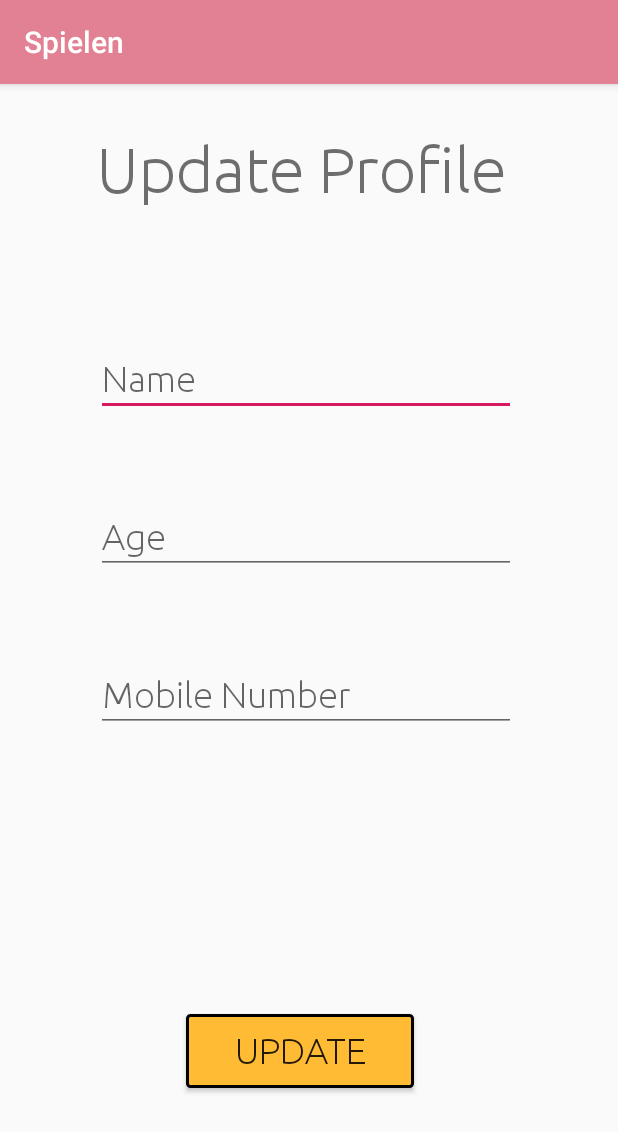
After one commit to rahul0101/Spielen, an Android app: the EditProfileActivity screen opened directly, with no data from a screen before it, on a phone screen of 412 x 824 dp. The commit adds this screen. Shown: the top 1132 px of the screen. Run offline under Robolectric (Android 15) with nearby library versions, the phone set to English and light mode, and no system bars.

Commit message:
Add edit profile activity

```diff
--- a/app/src/main/AndroidManifest.xml
+++ b/app/src/main/AndroidManifest.xml
@@ -9,7 +9,8 @@
         android:roundIcon="@mipmap/ic_launcher_round"
         android:supportsRtl="true"
         android:theme="@style/AppTheme">
-        <activity android:name=".AddEventActivity"></activity>
+        <activity android:name=".EditProfileActivity"></activity>
+        <activity android:name=".AddEventActivity" />
         <activity
             android:name=".HomeActivity"
             android:label="@string/title_activity_home" />
--- /dev/null
+++ b/app/src/main/java/com/example/spielen/EditProfileActivity.java
@@ -0,0 +1,14 @@
+package com.example.spielen;
+
+import androidx.appcompat.app.AppCompatActivity;
+
+import android.os.Bundle;
+
+public class EditProfileActivity extends AppCompatActivity {
+
+    @Override
+    protected void onCreate(Bundle savedInstanceState) {
+        super.onCreate(savedInstanceState);
+        setContentView(R.layout.activity_edit_profile);
+    }
+}
--- a/app/src/main/java/com/example/spielen/ui/profile/ProfileFragment.java
+++ b/app/src/main/java/com/example/spielen/ui/profile/ProfileFragment.java
@@ -1,5 +1,6 @@
 package com.example.spielen.ui.profile;
 
+import android.content.Intent;
 import android.os.Bundle;
 import android.view.LayoutInflater;
 import android.view.View;
@@ -15,9 +16,12 @@ import androidx.lifecycle.Observer;
 import androidx.lifecycle.ViewModelProviders;
 
 import com.bumptech.glide.Glide;
+import com.example.spielen.AddEventActivity;
+import com.example.spielen.EditProfileActivity;
 import com.example.spielen.R;
 import com.google.android.gms.tasks.OnCompleteListener;
 import com.google.android.gms.tasks.Task;
+import com.google.android.material.floatingactionbutton.FloatingActionButton;
 import com.google.firebase.auth.FirebaseAuth;
 import com.google.firebase.auth.FirebaseUser;
 import com.google.firebase.firestore.DocumentSnapshot;
@@ -30,6 +34,7 @@ public class ProfileFragment extends Fragment {
     private ProfileViewModel profileViewModel;
     FirebaseUser user = FirebaseAuth.getInstance().getCurrentUser();
     ImageView imageView;
+    FloatingActionButton fab;
     FirebaseStorage storage = FirebaseStorage.getInstance();
     StorageReference storageRef = storage.getReferenceFromUrl("gs://spielen-9b364.appspot.com");
     TextView name,age,email,phone;
@@ -44,6 +49,7 @@ public class ProfileFragment extends Fragment {
         phone = root.findViewById(R.id.textViewPhone);
         name = root.findViewById(R.id.textViewName);
         email = root.findViewById(R.id.textViewEmail);
+        fab = root.findViewById(R.id.floatingActionButton);
 
         rootRef.collection("user_data").document(user.getEmail()).get().addOnCompleteListener(new OnCompleteListener<DocumentSnapshot>() {
             @Override
@@ -60,6 +66,12 @@ public class ProfileFragment extends Fragment {
             }
         });
 
+        fab.setOnClickListener(new View.OnClickListener() {
+            @Override
+            public void onClick(View v) {
+                startActivity(new Intent(getContext(), EditProfileActivity.class));
+            }
+        });
 
         return root;
     }
--- /dev/null
+++ b/app/src/main/res/layout/activity_edit_profile.xml
@@ -0,0 +1,90 @@
+<?xml version="1.0" encoding="utf-8"?>
+<androidx.constraintlayout.widget.ConstraintLayout xmlns:android="http://schemas.android.com/apk/res/android"
+    xmlns:app="http://schemas.android.com/apk/res-auto"
+    xmlns:tools="http://schemas.android.com/tools"
+    android:layout_width="match_parent"
+    android:layout_height="match_parent"
+    tools:context=".EditProfileActivity">
+
+    <TextView
+        android:id="@+id/updateProfileTextView"
+        android:layout_width="284dp"
+        android:layout_height="60dp"
+        android:layout_marginTop="32dp"
+        android:fontFamily="@font/ubuntu_light"
+        android:text="Update Profile"
+        android:textAppearance="@style/TextAppearance.AppCompat.Display4"
+        android:textColor="@color/common_google_signin_btn_text_light"
+        android:textSize="42sp"
+        app:layout_constraintEnd_toEndOf="parent"
+        app:layout_constraintHorizontal_bias="0.5"
+        app:layout_constraintStart_toStartOf="parent"
+        app:layout_constraintTop_toTopOf="parent" />
+
+    <EditText
+        android:id="@+id/editTextName2"
+        android:layout_width="wrap_content"
+        android:layout_height="wrap_content"
+        android:layout_marginStart="64dp"
+        android:layout_marginTop="80dp"
+
+        android:ems="10"
+        android:fontFamily="@font/ubuntu_light"
+        android:hint="Name"
+        android:inputType="textPersonName"
+        android:textSize="24sp"
+        app:layout_constraintEnd_toEndOf="parent"
+        app:layout_constraintHorizontal_bias="0.0"
+        app:layout_constraintStart_toStartOf="parent"
+        app:layout_constraintTop_toBottomOf="@+id/updateProfileTextView" />
+
+    <EditText
+        android:id="@+id/editTextPhone2"
+        android:layout_width="wrap_content"
+        android:layout_height="wrap_content"
+        android:layout_marginStart="64dp"
+        android:layout_marginTop="56dp"
+        android:ems="10"
+        android:fontFamily="@font/ubuntu_light"
+        android:hint="Mobile Number"
+        android:inputType="phone"
+        android:textSize="24sp"
+        app:layout_constraintEnd_toEndOf="parent"
+        app:layout_constraintHorizontal_bias="0.0"
+        app:layout_constraintStart_toStartOf="parent"
+        app:layout_constraintTop_toBottomOf="@+id/editTextAge2" />
+
+    <EditText
+        android:id="@+id/editTextAge2"
+        android:layout_width="wrap_content"
+        android:layout_height="wrap_content"
+        android:layout_marginStart="64dp"
+        android:layout_marginTop="56dp"
+        android:ems="10"
+        android:fontFamily="@font/ubuntu_light"
+        android:hint="Age"
+        android:inputType="number"
+        android:textSize="24sp"
+        app:layout_constraintEnd_toEndOf="parent"
+        app:layout_constraintHorizontal_bias="0.0"
+        app:layout_constraintStart_toStartOf="parent"
+        app:layout_constraintTop_toBottomOf="@+id/editTextName2" />
+
+    <Button
+        android:id="@+id/buttonUpdate"
+        android:layout_width="152dp"
+        android:layout_height="49dp"
+        android:layout_marginStart="124dp"
+        android:layout_marginBottom="36dp"
+        android:background="@drawable/btn_design"
+        android:fontFamily="@font/ubuntu_light"
+        android:text="Update"
+        android:textSize="24sp"
+        app:layout_constraintBottom_toBottomOf="parent"
+        app:layout_constraintEnd_toEndOf="parent"
+        app:layout_constraintHorizontal_bias="0.0"
+        app:layout_constraintStart_toStartOf="parent"
+        app:layout_constraintTop_toBottomOf="@+id/editTextPhone2"
+        app:layout_constraintVertical_bias="0.749" />
+
+</androidx.constraintlayout.widget.ConstraintLayout>
--- a/app/src/main/res/layout/fragment_my_events.xml
+++ b/app/src/main/res/layout/fragment_my_events.xml
@@ -22,5 +22,6 @@
         android:clickable="true"
         app:layout_constraintBottom_toBottomOf="parent"
         app:layout_constraintEnd_toEndOf="parent"
+        app:maxImageSize="50dp"
         app:srcCompat="@drawable/add_foreground" />
 </androidx.constraintlayout.widget.ConstraintLayout>
--- a/app/src/main/res/layout/fragment_profile.xml
+++ b/app/src/main/res/layout/fragment_profile.xml
@@ -68,11 +68,11 @@
         tools:visibility="visible" />
 
     <com.google.android.material.floatingactionbutton.FloatingActionButton
-        android:id="@+id/floatingActionButtonEdit"
+        android:id="@+id/floatingActionButton"
         android:layout_width="wrap_content"
         android:layout_height="wrap_content"
-        android:layout_marginEnd="44dp"
-        android:layout_marginBottom="100dp"
+        android:layout_marginEnd="20dp"
+        android:layout_marginBottom="40dp"
         android:clickable="true"
         app:layout_constraintBottom_toBottomOf="parent"
         app:layout_constraintEnd_toEndOf="parent"
```
